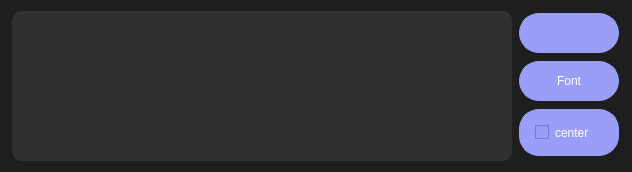
Old version of the form ui/add_text.ui in the repository MarwanMagdy0/VoiceNote.
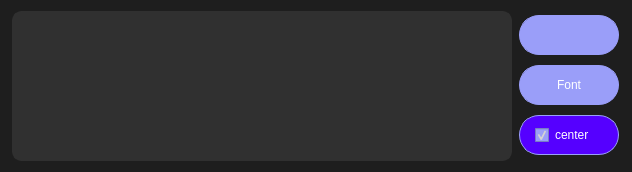
New version of the form. Icons and pictures are not drawn.

Commit message: sove some ui problems + group issue

Patch:
```diff
--- a/ui/add_text.ui
+++ b/ui/add_text.ui
@@ -117,6 +117,12 @@
          <height>40</height>
         </size>
        </property>
+       <property name="layoutDirection">
+        <enum>Qt::LeftToRight</enum>
+       </property>
+       <property name="styleSheet">
+        <string notr="true">text-align: center;</string>
+       </property>
        <property name="text">
         <string/>
        </property>
@@ -152,6 +158,12 @@
          <height>40</height>
         </size>
        </property>
+       <property name="layoutDirection">
+        <enum>Qt::LeftToRight</enum>
+       </property>
+       <property name="styleSheet">
+        <string notr="true">text-align: center;</string>
+       </property>
        <property name="text">
         <string>Font</string>
        </property>
@@ -168,7 +180,7 @@
        <property name="maximumSize">
         <size>
          <width>100</width>
-         <height>16777215</height>
+         <height>40</height>
         </size>
        </property>
        <property name="layoutDirection">
@@ -183,6 +195,9 @@
        <property name="text">
         <string>center</string>
        </property>
+       <property name="checked">
+        <bool>true</bool>
+       </property>
       </widget>
      </item>
     </layout>
```
Left out of the diff: 3 changed lines with no effect on the pictures. The commit also changes 4 other files.
